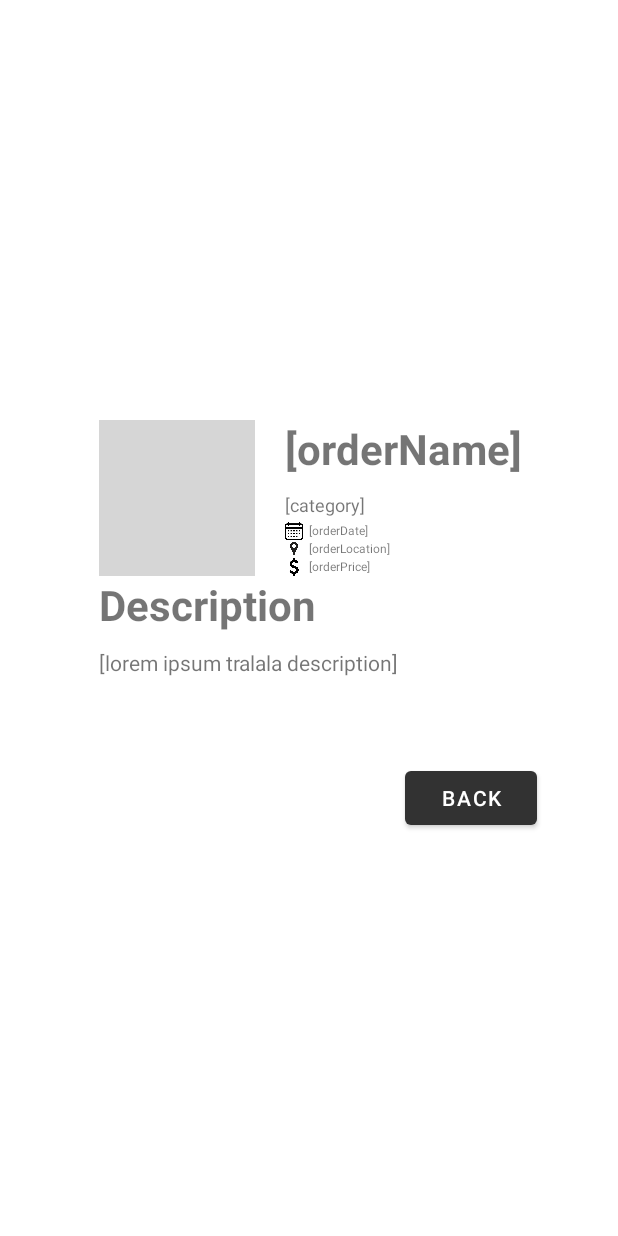
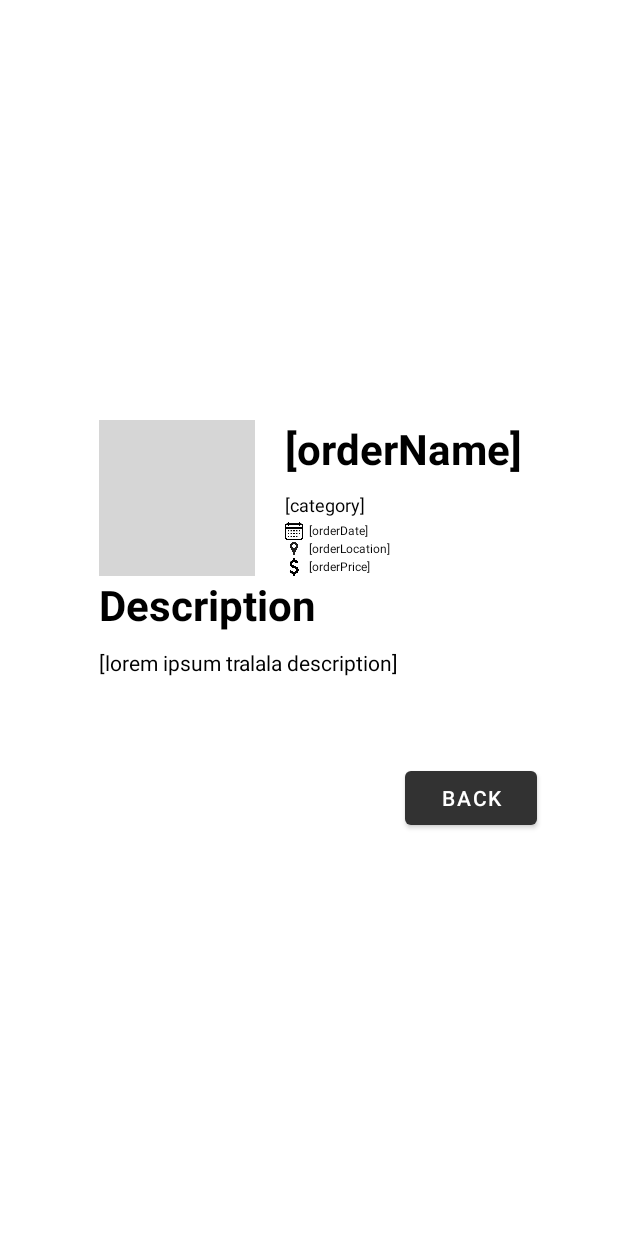
Before and after one commit to HenrySetiawan24/MOBI6059-Final-Project, an Android app: the layout fragment_user_detail.xml on its own in the app's theme, with its tools: preview values and no code run, on a phone screen of 412 x 824 dp. Run offline under Robolectric (Android 15) with nearby library versions, the phone set to English and light mode, and no system bars; grey boxes are pictures that could not be loaded.

Commit message:
re-upload

```diff
--- a/PhotoGrapp/app/src/main/res/layout/fragment_user_detail.xml
+++ b/PhotoGrapp/app/src/main/res/layout/fragment_user_detail.xml
@@ -38,6 +38,7 @@
             android:layout_toEndOf="@+id/profilePic"
             android:textSize="28dp"
             android:textStyle="bold"
+            android:textColor="@color/black"
             android:text="[orderName]" />
 
         <TextView
@@ -50,6 +51,7 @@
             android:layout_marginTop="0dp"
             android:layout_marginEnd="12dp"
             android:layout_toEndOf="@+id/profilePic"
+            android:textColor="@color/black"
             android:text="[category]"
             android:textSize="12dp" />
 
@@ -91,6 +93,7 @@
             android:layout_marginTop="0dp"
             android:layout_marginEnd="12dp"
             android:layout_toEndOf="@+id/calenderIcon"
+            android:textColor="@color/black"
             android:textSize="8dp"
             android:text="[orderDate]" />
 
@@ -104,6 +107,7 @@
             android:layout_marginTop="0dp"
             android:layout_marginEnd="12dp"
             android:layout_toEndOf="@+id/gpsIcon"
+            android:textColor="@color/black"
             android:textSize="8dp"
             android:text="[orderLocation]" />
 
@@ -117,6 +121,7 @@
             android:layout_marginTop="0dp"
             android:layout_marginEnd="12dp"
             android:layout_toEndOf="@+id/priceIcon"
+            android:textColor="@color/black"
             android:textSize="8dp"
             android:text="[orderPrice]" />
 
@@ -132,6 +137,7 @@
             android:layout_marginEnd="12dp"
             android:text="Description"
             android:textSize="28dp"
+            android:textColor="@color/black"
             android:textStyle="bold" />
 
         <TextView
@@ -145,6 +151,7 @@
             android:layout_marginTop="0dp"
             android:layout_marginEnd="12dp"
             android:gravity="start|top"
+            android:textColor="@color/black"
             android:text="[lorem ipsum tralala description]"/>
 
         <Button
@@ -156,6 +163,7 @@
             android:layout_marginEnd="12dp"
             android:layout_marginBottom="12dp"
             android:text="BACK"
+            android:textColor="@color/white"
             app:backgroundTint="#323232" />
 
 
```
Also changed, not shown: PhotoGrapp/app/src/main/java/com/henreh/binus/photograpp/MainActivity.java (+14 -0 lines), 8 other files.
